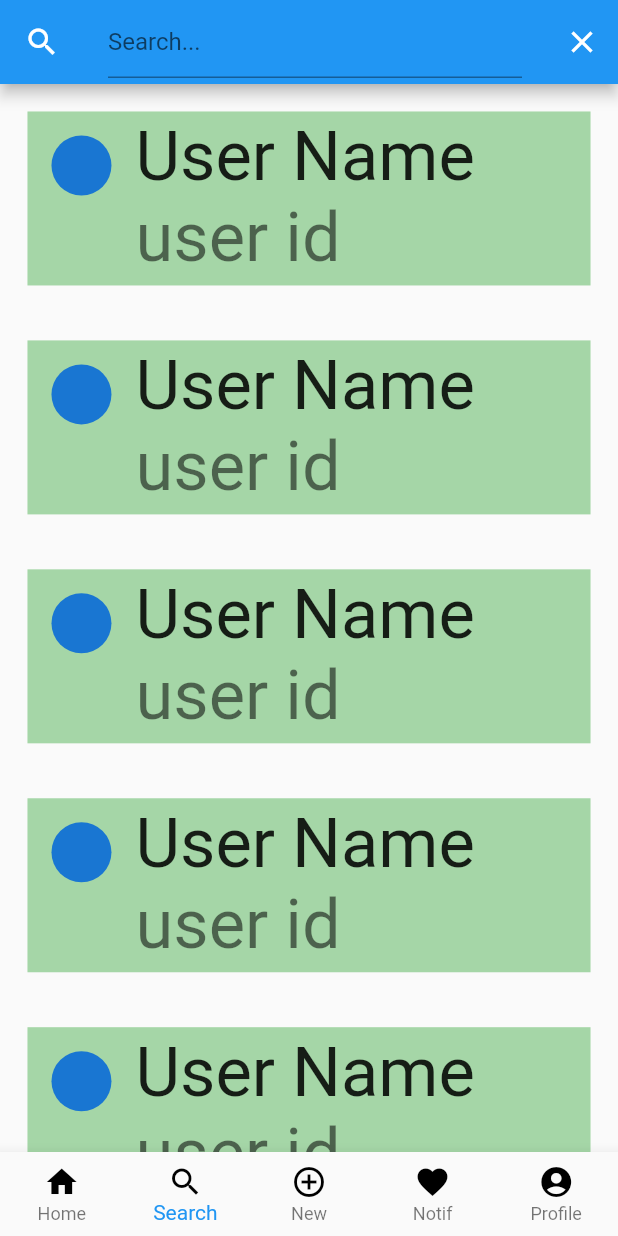
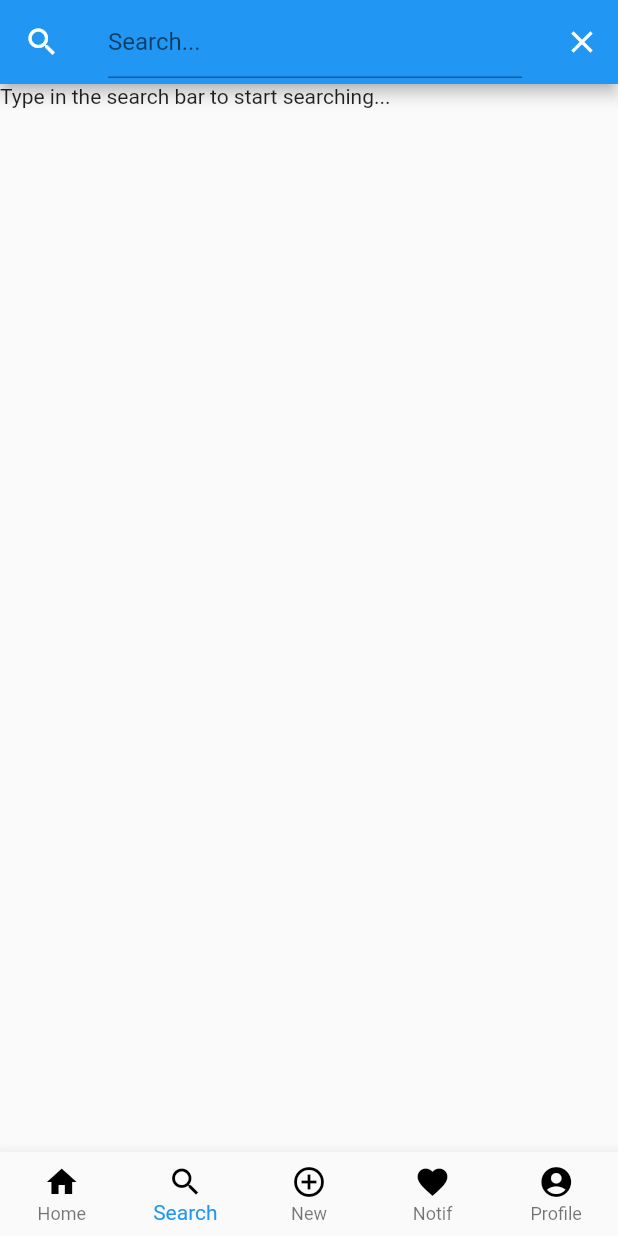
Before and after one commit to Rishabh510/devseek, a Flutter app: the screen it shows once a user with an empty profile is signed in, item 2 of the bottom bar chosen, on a phone screen of 412 x 824 dp. Run offline on Flutter 3.47's test engine with Material 2 defaults, Android fonts, the phone set to English and light mode, and no system bars; our stand-ins replace cloud_firestore, firebase_auth, firebase_core, flutter_screenutil, google_sign_in; accounts and stored records are empty; statements that could not run were skipped.

Commit message:
lesson_18 completed

```diff
--- a/lib/main.dart
+++ b/lib/main.dart
@@ -32,7 +32,9 @@ class MyApp extends StatelessWidget {
         stream: FirebaseAuth.instance.authStateChanges(),
         builder: (context, snapshot) {
           if (snapshot.hasData)
-            return TabDeciderView();
+            return TabDeciderView(
+              currentUser: snapshot.data,
+            );
           else if (snapshot.connectionState == ConnectionState.waiting)
             return Center(
               child: CircularProgressIndicator(),
--- a/lib/views/searchView.dart
+++ b/lib/views/searchView.dart
@@ -1,8 +1,15 @@
+import 'package:cloud_firestore/cloud_firestore.dart';
+import 'package:devseek/models/userModel.dart';
+import 'package:firebase_auth/firebase_auth.dart';
 import 'package:flutter/cupertino.dart';
 import 'package:flutter/material.dart';
 import 'package:flutter_screenutil/flutter_screenutil.dart';
 
 class SearchView extends StatefulWidget {
+  final User currentUser;
+
+  const SearchView({Key key, this.currentUser}) : super(key: key);
+
   @override
   _SearchViewState createState() => _SearchViewState();
 }
@@ -22,6 +29,20 @@ class _SearchViewState extends State<SearchView> {
     super.dispose();
   }
 
+  FirebaseFirestore firestore = FirebaseFirestore.instance;
+
+  bool searched = false;
+
+  Future<List<UserModel>> getSearchResults() async {
+    CollectionReference colRef = firestore.collection('users');
+    QuerySnapshot snap = await colRef.where("profilename", isGreaterThanOrEqualTo: _textEditingController.text).get();
+    List<UserModel> myList = [];
+    snap.docs.forEach((element) {
+      myList.add(UserModel.fromDocument(element));
+    });
+    return myList;
+  }
+
   @override
   Widget build(BuildContext context) {
     return Scaffold(
@@ -32,6 +53,11 @@ class _SearchViewState extends State<SearchView> {
           decoration: InputDecoration(
             hintText: 'Search...',
           ),
+          onSubmitted: (str) {
+            setState(() {
+              searched = true;
+            });
+          },
         ),
         actions: [
           IconButton(
@@ -43,31 +69,39 @@ class _SearchViewState extends State<SearchView> {
               }),
         ],
       ),
-      body: ListView(
-        children: [
-          buildListTile(),
-          buildListTile(),
-          buildListTile(),
-          buildListTile(),
-          buildListTile(),
-        ],
-        shrinkWrap: true,
-      ),
+      body: (searched)
+          ? FutureBuilder<List<UserModel>>(
+              future: getSearchResults(),
+              builder: (context, snapshot) {
+                if (snapshot.hasData) {
+                  print(snapshot.data);
+                  return ListView.builder(
+                    itemCount: snapshot.data.length,
+                    itemBuilder: (context, i) {
+                      return buildListTile(snapshot.data[i].profilename, snapshot.data[i].username);
+                    },
+                    shrinkWrap: true,
+                  );
+                }
+                return Text('No search results');
+              },
+            )
+          : Text("Type in the search bar to start searching... "),
     );
   }
 
-  Container buildListTile() {
+  Container buildListTile(String profilename, String username) {
     return Container(
       color: Colors.green[200],
       margin: EdgeInsets.all(16.w),
       child: ListTile(
         leading: CircleAvatar(),
         title: Text(
-          'User Name',
+          profilename,
           style: TextStyle(fontSize: 40.sp),
         ),
         subtitle: Text(
-          'user id',
+          username,
           style: TextStyle(fontSize: 40.sp),
         ),
       ),
--- a/lib/views/tabDeciderView.dart
+++ b/lib/views/tabDeciderView.dart
@@ -3,22 +3,36 @@ import 'package:devseek/views/notificationsView.dart';
 import 'package:devseek/views/postView.dart';
 import 'package:devseek/views/profileView.dart';
 import 'package:devseek/views/searchView.dart';
+import 'package:firebase_auth/firebase_auth.dart';
 import 'package:flutter/material.dart';
 
 class TabDeciderView extends StatefulWidget {
+  final User currentUser;
+
+  const TabDeciderView({Key key, this.currentUser}) : super(key: key);
+
   @override
   _TabDeciderViewState createState() => _TabDeciderViewState();
 }
 
 class _TabDeciderViewState extends State<TabDeciderView> {
   int currIndex = 0;
-  List<Widget> screens = [
-    HomeView(),
-    SearchView(),
-    PostView(),
-    NotificationsView(),
-    ProfileView(),
-  ];
+  User myUser;
+  List<Widget> screens;
+
+  @override
+  void initState() {
+    screens = [
+      HomeView(),
+      SearchView(
+        currentUser: widget.currentUser,
+      ),
+      PostView(),
+      NotificationsView(),
+      ProfileView(),
+    ];
+    super.initState();
+  }
 
   @override
   Widget build(BuildContext context) {
```
Also changed, not shown: lib/models/userModel.dart (+13 -0 lines), 1 other file.
